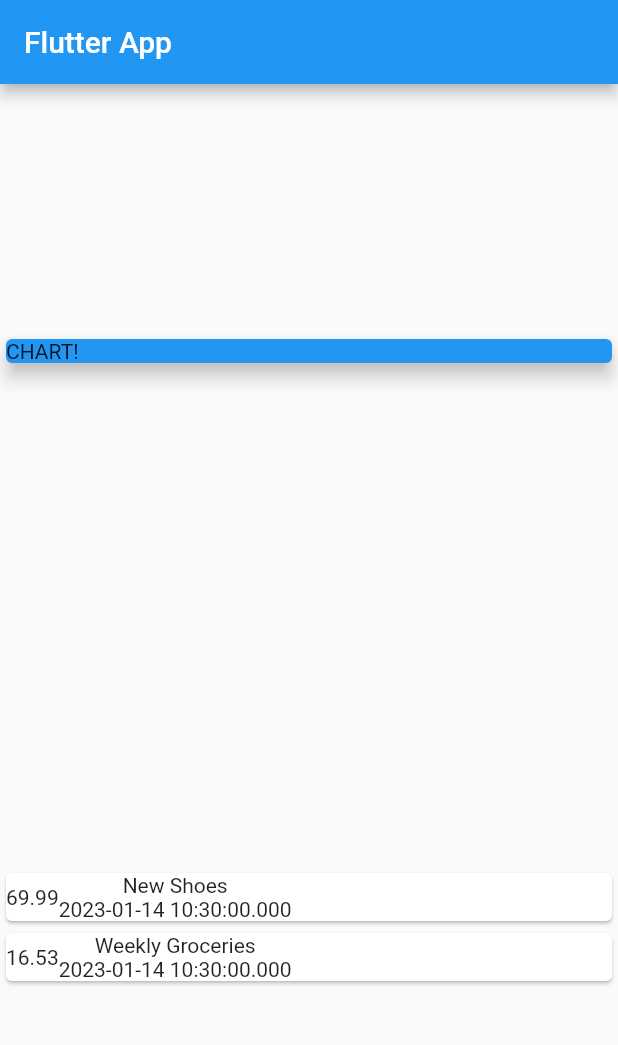
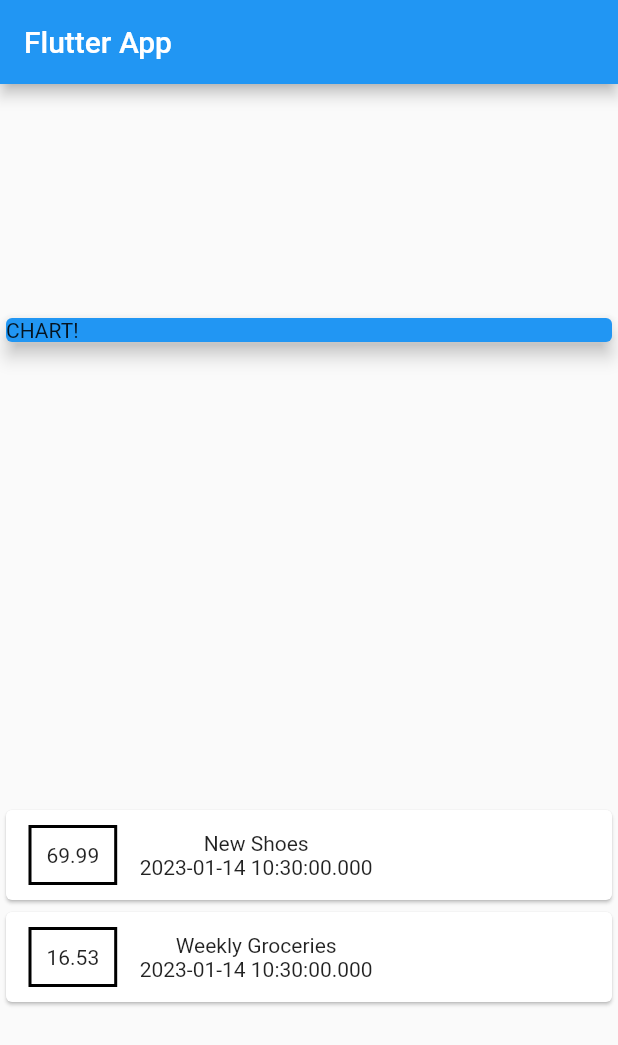
Before and after one commit to harusys/udemy, a Flutter app: the screen it shows after launch, on a phone screen of 412 x 824 dp. Shown: the top 1045 px of the screen. Run offline on Flutter 3.47's test engine with Material 2 defaults, Android fonts, the phone set to English and light mode, and no system bars.

Commit message:
section4-x: Styling a Container

```diff
--- a/expenses_app/lib/main.dart
+++ b/expenses_app/lib/main.dart
@@ -55,6 +55,19 @@ class MyHomePage extends StatelessWidget {
                     child: Row(
                       children: <Widget>[
                         Container(
+                          // 罫線の外側に空白を作る
+                          margin: EdgeInsets.symmetric(
+                            vertical: 10,
+                            horizontal: 15,
+                          ),
+                          // 罫線を引く
+                          decoration: BoxDecoration(
+                              border: Border.all(
+                            color: Colors.black,
+                            width: 2,
+                          )),
+                          // 罫線の内側に空白を作る
+                          padding: EdgeInsets.all(10),
                           child: Text(tx.amount.toString()),
                         ),
                         // カラム（縦）にウィジェットを並べる
```
